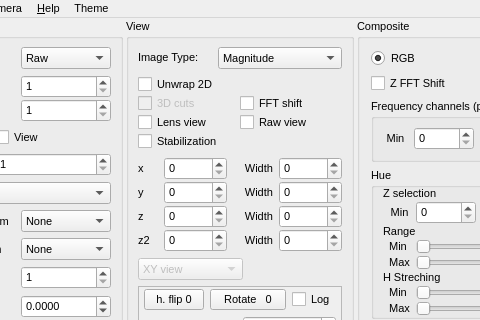
First picture: the form in Holovibes/mainwindow.ui, repository DigitalHolography/Holovibes, before the edit; both pictures show x 98 to 578 and y 0 to 320 of the 1210 by 798 pixel window.
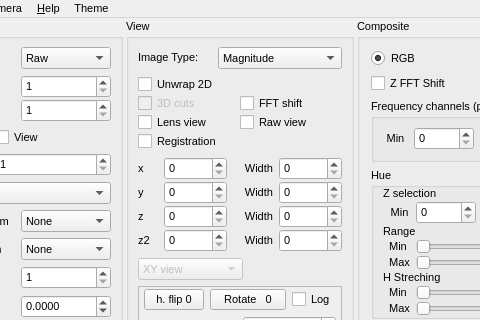
Second picture: the form after the edit. Custom widgets are drawn as their Qt base class.

Commit message: fix: renaming stabilization to registration

```diff
--- a/Holovibes/mainwindow.ui
+++ b/Holovibes/mainwindow.ui
@@ -1458,7 +1458,7 @@
               <string>Stabilize the image</string>
              </property>
              <property name="text">
-              <string>Stabilization</string>
+              <string>Registration</string>
              </property>
             </widget>
            </item>
```
Left out of the diff: 8 changed lines with no effect on the pictures. The commit also changes 16 other files.
